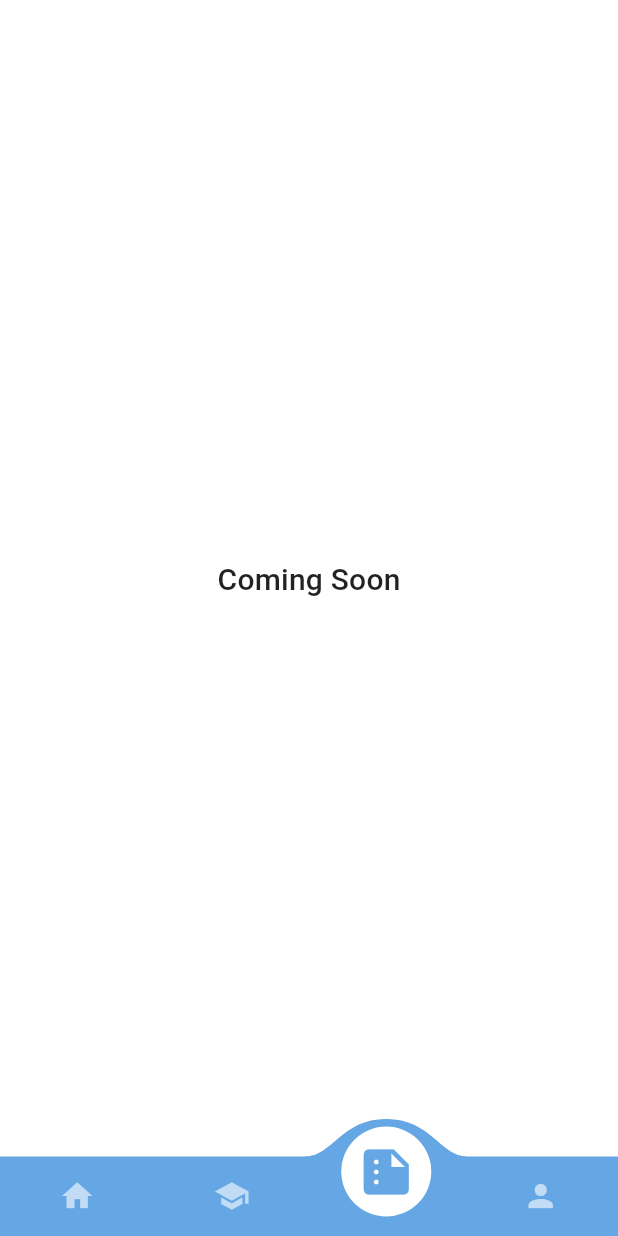
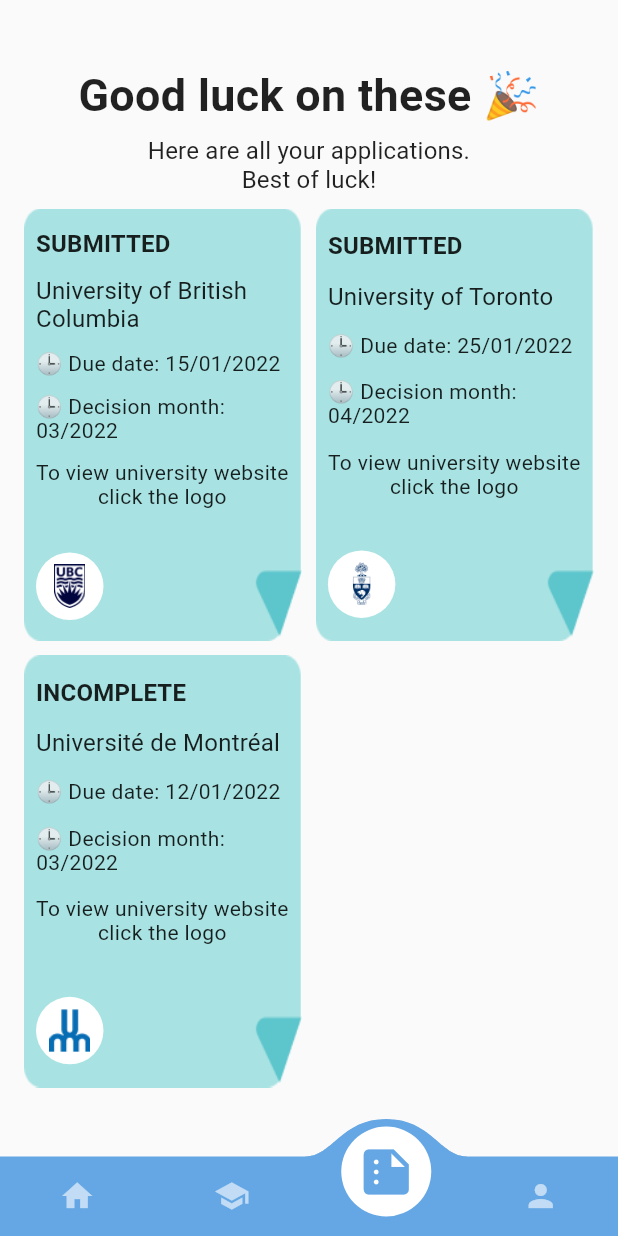
Before and after one commit to nganphan123/EdHub, a Flutter app: the screen it shows after launch, item 3 of the bottom bar chosen, on a phone screen of 412 x 824 dp. Run offline on Flutter 3.47's test engine with Material 2 defaults, Android fonts, the phone set to English and light mode, and no system bars; drawn by our look-alikes of convex_bottom_bar.

Commit message:
Finished UI for sticky note page

```diff
--- /dev/null
+++ b/lib/applications/application_notes.dart
@@ -0,0 +1,66 @@
+import 'package:flutter/material.dart';
+import 'package:htn2021/components/app_note.dart';
+import 'package:htn2021/themes/typography.dart';
+
+class ApplicationsView extends StatelessWidget {
+  const ApplicationsView({Key? key}) : super(key: key);
+
+  @override
+  Widget build(BuildContext context) {
+    List<Map<String, dynamic>> uniList = [
+      {
+        "Name": "University of British Columbia",
+        "Due_date": "15/01/2022",
+        "Status": "Submitted",
+        "Decision_date": "03/2022",
+        "Logo": "assets/images/ubc_logo.png",
+        "Link": "https://www.ubc.ca"
+      },
+      {
+        "Name": "University of Toronto",
+        "Status": "Submitted",
+        "Due_date": "25/01/2022",
+        "Decision_date": "04/2022",
+        "Logo": "assets/images/uoft_logo.png",
+        "Link": "https://www.utoronto.ca"
+      },
+      {
+        "Name": "Université de Montréal",
+        "Status": "Incomplete",
+        "Due_date": "12/01/2022",
+        "Decision_date": "03/2022",
+        "Logo": "assets/images/uom_logo.png",
+        "Link": "https://www.umontreal.ca/en/"
+      }
+    ];
+
+    return Padding(
+      padding: const EdgeInsets.all(16.0),
+      child: ListView(
+        children: [
+          SizedBox(height: 30),
+          Text(
+            "Good luck on these 🎉",
+            textAlign: TextAlign.center,
+            style:
+                headline5.copyWith(fontSize: 29.9, fontWeight: FontWeight.bold),
+          ),
+          Padding(
+            padding: const EdgeInsets.all(10.0),
+            child: Text(
+              "Here are all your applications.\nBest of luck!",
+              textAlign: TextAlign.center,
+              style: subtitle1,
+            ),
+          ),
+          Wrap(
+            spacing: MediaQuery.of(context).size.width * 0.10 - 16 * 2,
+            runSpacing: MediaQuery.of(context).size.width * 0.10 - 16 * 2,
+            alignment: WrapAlignment.start,
+            children: uniList.map((info) => AppNote(info: info)).toList(),
+          )
+        ],
+      ),
+    );
+  }
+}
--- /dev/null
+++ b/lib/components/app_note.dart
@@ -0,0 +1,65 @@
+import 'package:flutter/material.dart';
+import 'package:htn2021/themes/colors.dart';
+import 'package:htn2021/themes/typography.dart';
+import 'package:url_launcher/url_launcher.dart';
+
+class AppNote extends StatelessWidget {
+  final Map<String, dynamic> info;
+  const AppNote({Key? key, required this.info}) : super(key: key);
+
+  @override
+  Widget build(BuildContext context) {
+    return Container(
+      width: MediaQuery.of(context).size.width * 0.45,
+      height: MediaQuery.of(context).size.width * 0.70,
+      child: Stack(
+        alignment: Alignment.center,
+        fit: StackFit.expand,
+        children: [
+          Image.asset(
+            "assets/images/sticky_note.png",
+            fit: BoxFit.fill,
+          ),
+          Padding(
+            padding: const EdgeInsets.all(8.0),
+            child: Column(
+              crossAxisAlignment: CrossAxisAlignment.start,
+              mainAxisAlignment: MainAxisAlignment.spaceAround,
+              children: [
+                Text(
+                  (info["Status"] as String).toUpperCase(),
+                  style: subtitle1.copyWith(fontWeight: FontWeight.bold),
+                ),
+                Text("${info["Name"]}", style: subtitle1),
+                Text(
+                  "🕒 Due date: ${info["Due_date"]}",
+                ),
+                Text("🕒 Decision month: ${info["Decision_date"]}"),
+                Text(
+                  "To view university website\nclick the logo",
+                  textAlign: TextAlign.center,
+                ),
+                SizedBox(height: 5),
+                GestureDetector(
+                  onTap: () => launch(info["Link"]),
+                  child: Container(
+                    height: 45,
+                    width: 45,
+                    padding: EdgeInsets.all(8.0),
+                    decoration: BoxDecoration(
+                      shape: BoxShape.circle,
+                      color: white,
+                    ),
+                    child: Image.asset(
+                      info["Logo"],
+                    ),
+                  ),
+                ),
+              ],
+            ),
+          )
+        ],
+      ),
+    );
+  }
+}
--- a/lib/main.dart
+++ b/lib/main.dart
@@ -4,6 +4,7 @@
 import 'package:htn2021/profile/documents.dart';
 import 'package:htn2021/profile/profile_edit.dart';
 import 'package:htn2021/screens/services.dart';
+import 'package:htn2021/themes/typography.dart';
 
 void main() {
   runApp(MyApp());
@@ -16,8 +17,10 @@
     return MaterialApp(
       title: 'Flutter Demo',
       theme: ThemeData(
-        primarySwatch: Colors.blue,
-      ),
+          primarySwatch: Colors.blue,
+          textTheme: TextTheme(
+            bodyText2: bodyText2,
+          )),
       home: ServiceScreen(),
       routes: <String, WidgetBuilder>{
         "/person_contact": (_) => PersonalContactPage(),
--- a/lib/screens/services.dart
+++ b/lib/screens/services.dart
@@ -1,4 +1,5 @@
 import 'package:flutter/material.dart';
+import 'package:htn2021/applications/application_notes.dart';
 import 'package:htn2021/home/home_page.dart';
 import 'package:htn2021/themes/colors.dart';
 import '../profile/profile.dart';
@@ -25,7 +26,7 @@
   final List<Widget> serviceScreens = [
     HomePageView(),
     ProfileView(),
-    UnSupportedView(),
+    ApplicationsView(),
     UnSupportedView(),
   ];
 
--- a/pubspec.yaml
+++ b/pubspec.yaml
@@ -32,6 +32,7 @@
   # Use with the CupertinoIcons class for iOS style icons.
   cupertino_icons: ^1.0.2
   convex_bottom_bar: ^3.0.0
+  url_launcher: ^6.0.10
 
 dev_dependencies:
   flutter_test:
```
Also changed, not shown: assets/images/sticky_note.png (added), pubspec.lock.
